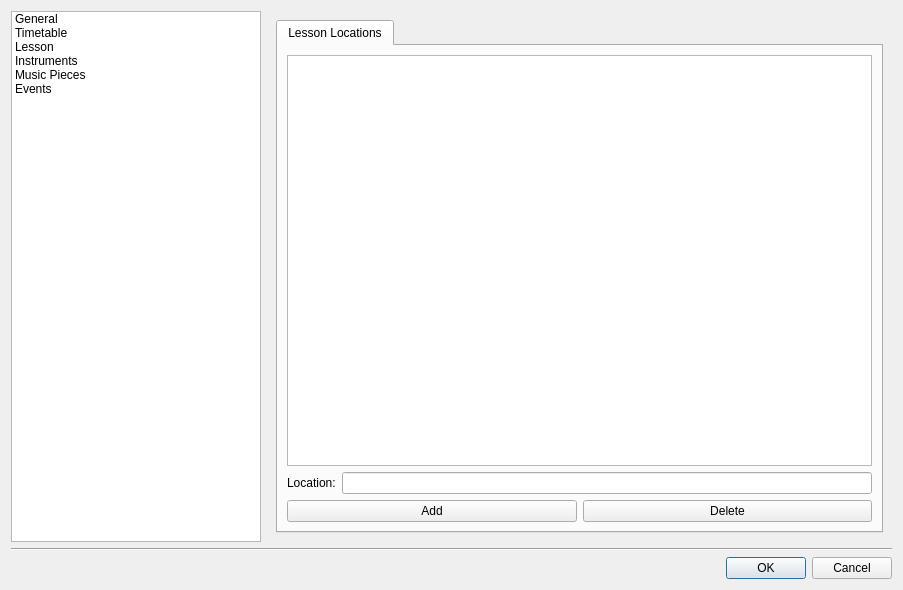
This is src/gui/settings/settings.ui in doitux/qupil as Qt 5 draws it before an edit. The edited form follows.
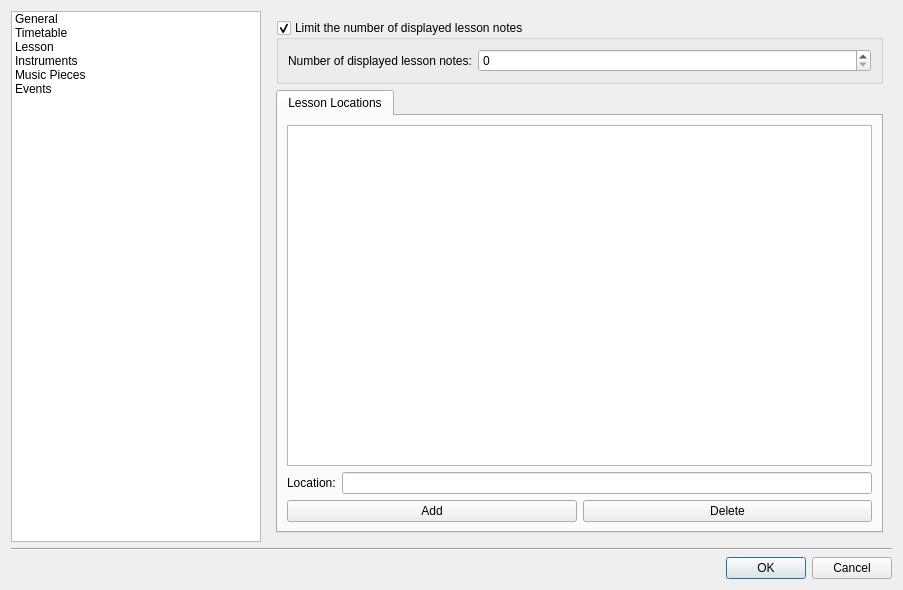
This is the edited form. The open tabs and pages were chosen to show the change. Icons and pictures are not drawn.

Commit message: option to limit the displayed lesson notes number #11

Diff of the .ui file:
```diff
--- a/src/gui/settings/settings.ui
+++ b/src/gui/settings/settings.ui
@@ -581,8 +581,41 @@
       </layout>
      </widget>
      <widget class="QWidget" name="page_5">
-      <layout class="QGridLayout" name="gridLayout_14">
+      <layout class="QGridLayout" name="gridLayout_17">
        <item row="0" column="0">
+        <widget class="QGroupBox" name="groupBox_limitLessonNotes">
+         <property name="title">
+          <string>Limit the number of displayed lesson notes    </string>
+         </property>
+         <property name="checkable">
+          <bool>true</bool>
+         </property>
+         <layout class="QGridLayout" name="gridLayout_14">
+          <item row="0" column="0">
+           <layout class="QHBoxLayout" name="horizontalLayout_8">
+            <item>
+             <widget class="QLabel" name="label">
+              <property name="text">
+               <string>Number of displayed lesson notes:</string>
+              </property>
+             </widget>
+            </item>
+            <item>
+             <widget class="QSpinBox" name="spinBox_displayLessonNotesNumber">
+              <property name="sizePolicy">
+               <sizepolicy hsizetype="MinimumExpanding" vsizetype="Fixed">
+                <horstretch>0</horstretch>
+                <verstretch>0</verstretch>
+               </sizepolicy>
+              </property>
+             </widget>
+            </item>
+           </layout>
+          </item>
+         </layout>
+        </widget>
+       </item>
+       <item row="1" column="0">
         <widget class="QTabWidget" name="tabWidget_2">
          <property name="currentIndex">
           <number>0</number>
```
The commit also changes 6 other files.
